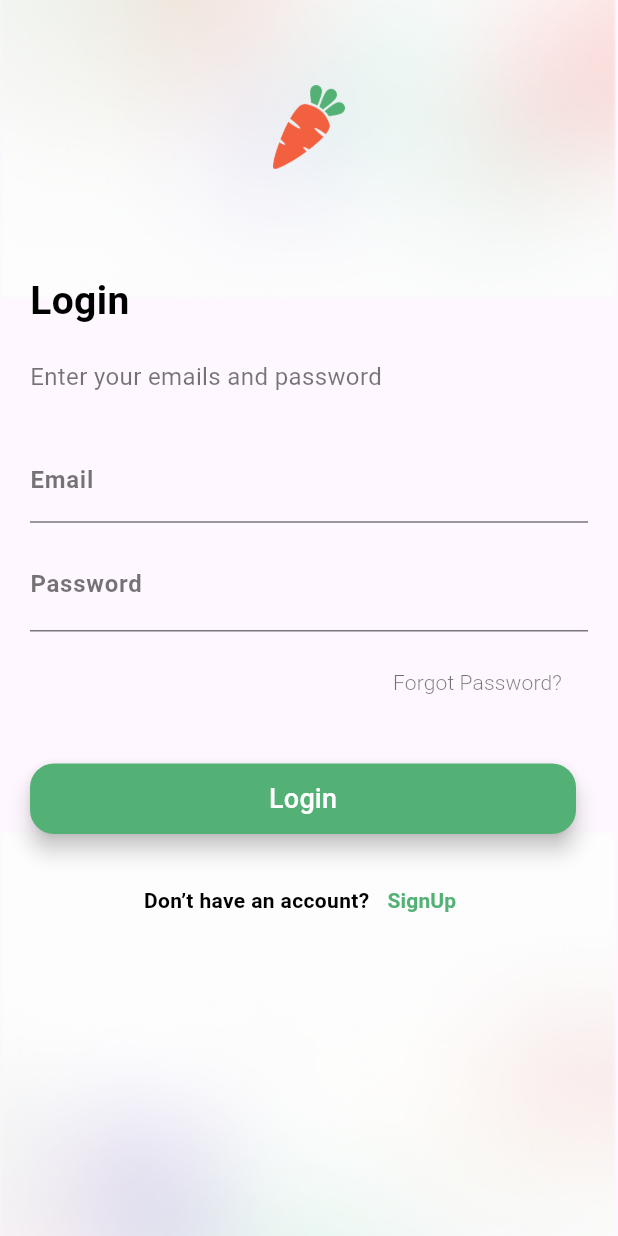
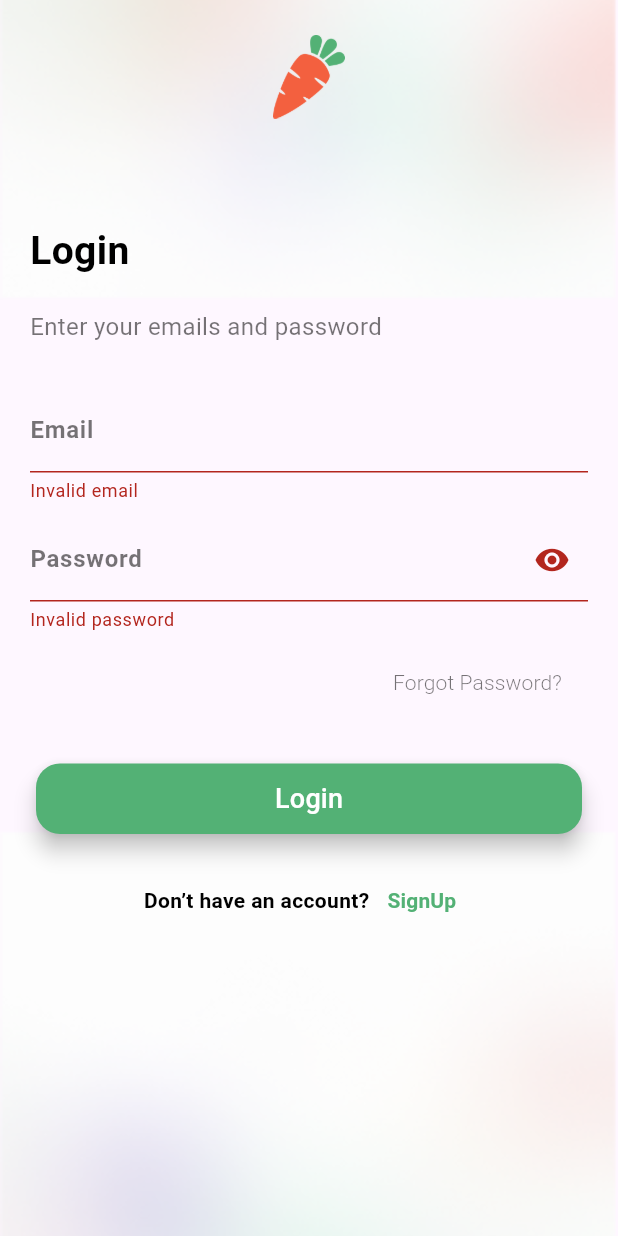
Before and after one commit to ChauKnockUI/Online-Groceries-App, a Flutter app: the screen it shows after launch, after a tap on "Login", on a phone screen of 412 x 824 dp. Run offline on Flutter 3.47's test engine with Material 3 defaults, Android fonts, the phone set to English and light mode, and no system bars.

Commit message:
email n password validation

```diff
--- /dev/null
+++ b/lib/login.dart
@@ -0,0 +1,193 @@
+import 'package:flutter/material.dart';
+
+
+class Login extends StatefulWidget {
+  const Login({super.key});
+
+  @override
+  State<Login> createState() => _LoginWidgetState();
+}
+
+class _LoginWidgetState extends State<Login> {
+  bool showPassword = false;
+  TextEditingController _emailController = new TextEditingController();
+  TextEditingController _passwordController = new TextEditingController();
+  var _emailInvalid = false;
+  var _passwordInvalid = false;
+  @override
+  Widget build(BuildContext context) {
+    return  Scaffold(
+        body: Container(
+          constraints: const BoxConstraints.expand(),
+          padding: const EdgeInsets.only(left: 20, right: 20, bottom: 200),
+          decoration: BoxDecoration(
+            image: DecorationImage(
+              image: AssetImage('lib/assets/images/backgroundImage.png'),
+              fit: BoxFit.cover,
+            ),
+          ),
+          child: Column(
+            mainAxisAlignment: MainAxisAlignment.end,
+            crossAxisAlignment: CrossAxisAlignment.start,
+            children: <Widget>[
+              Padding(
+                padding: const EdgeInsets.only(bottom: 70),
+                child: Center(
+                  child: SizedBox(
+                    width: 47.84,
+                    height: 55.64,
+                    child: Image.asset('lib/assets/images/carrot.png'),
+                  ),
+                ),
+              ),
+
+              Padding(
+                padding: const EdgeInsets.only(bottom: 20),
+                child: Text(
+                  'Login',
+                  style: TextStyle(
+                    fontSize: 26,
+                    color: Colors.black,
+                    fontWeight: FontWeight.bold,
+                  ),
+                ),
+              ),
+              Padding(
+                padding: const EdgeInsets.only(bottom: 30),
+                child: Text(
+                  'Enter your emails and password',
+                  style: TextStyle(fontSize: 16, color: Colors.black54),
+                ),
+              ),
+              Padding(
+
+                padding: EdgeInsets.only(bottom: 10),
+                child: TextField(
+                  controller: _emailController,
+                  style: TextStyle(
+                    color: Colors.black,
+                    fontSize: 16,
+                    fontWeight: FontWeight.w400,
+                  ),
+                  decoration: InputDecoration(
+                    labelText: 'Email',
+                    errorText: _emailInvalid ? 'Invalid email' : null,
+                    labelStyle: TextStyle(
+                      color: Colors.black54,
+                      fontSize: 16,
+                      fontWeight: FontWeight.w600,
+                    ),
+                  ),
+                ),
+              ),
+              Padding(
+                padding: EdgeInsets.only(bottom: 10),
+                child: TextField(
+                  controller: _passwordController,
+                  style: TextStyle(
+                    color: Colors.black,
+                    fontSize: 16,
+                    fontWeight: FontWeight.w400,
+                  ),
+                  obscureText: !showPassword,
+                  decoration: InputDecoration(
+                    labelText: 'Password',
+                    suffixIcon: IconButton(icon: Icon(showPassword?Icons.visibility_off:Icons.visibility), onPressed: () {
+                      setState(() {
+                        showPassword = !showPassword;
+                      });
+                    },),
+                    errorText: _passwordInvalid ? 'Invalid password' : null,
+                    labelStyle: TextStyle(
+                      color: Colors.black54,
+                      fontSize: 16,
+                      fontWeight: FontWeight.w600,
+                    ),
+                  ),
+                ),
+              ),
+              Container(
+                padding: EdgeInsets.only(left: 230,bottom: 30),
+                child: TextButton(
+                  onPressed: () {
+                    print('Nút được bấm!');
+                  },
+                  child: Text(
+                    'Forgot Password?',
+                    style: TextStyle(color: Colors.black54, fontSize: 14, fontWeight: FontWeight.w300),
+                  ),
+                ),
+              ),
+              Center(
+                child: Container(
+                  width: 364,
+                  height: 67,
+                  padding: EdgeInsets.only(bottom: 20),
+                  child: FloatingActionButton(
+                    onPressed:()=> loginButtonPressed(),
+                    child: Text('Login',style: TextStyle(fontSize: 18),),
+                    backgroundColor: Color(0xFF53B175),
+                    foregroundColor: Colors.white,
+                  ),
+                ),
+              ),
+              Row(
+                mainAxisAlignment: MainAxisAlignment.center,
+                crossAxisAlignment: CrossAxisAlignment.center,
+                children: [
+                  Text(
+                    'Don’t have an account?',
+                    style: TextStyle(
+                      fontSize: 14,
+                      color: Colors.black,
+                      fontWeight: FontWeight.bold,
+                    ),
+                  ),
+                  TextButton(
+                    onPressed: () {
+                      print('SignUp button pressed');
+                    },
+                    child: Text(
+                      'SignUp',
+                      style: TextStyle(
+                        fontSize: 14,
+                        color: Color(0xFF53B175),
+                        fontWeight: FontWeight.bold,
+                      ),
+                    ),
+                  ),
+                ],
+              ),
+            ],
+          ),
+        ),
+      );
+
+  }
+  void loginButtonPressed() {
+    setState(() {
+    _emailInvalid = false;
+    _passwordInvalid = false;
+  });
+    if (_emailController.text.isEmpty || !_emailController.text.contains('@') ) {
+      setState(() {
+        _emailInvalid = true;
+      });
+    }
+    if (_passwordController.text.isEmpty || _passwordController.text.length < 6) {
+      setState(() {
+        _passwordInvalid = true;
+      });
+    }
+    if (!_emailInvalid && !_passwordInvalid) {
+      // Perform login action
+      print('Login button pressed');
+      print('Email: ${_emailController.text}');
+      print('Password: ${_passwordController.text}');
+    } else {
+      // Show error message
+      print('Invalid email or password');
+    }
+  }
+
+}
--- a/lib/main.dart
+++ b/lib/main.dart
@@ -1,4 +1,5 @@
 import 'package:flutter/material.dart';
+import 'package:training_project/login.dart';
 
 void main() {
   runApp(const MyApp());
@@ -15,144 +16,7 @@ class _MyWidgetState extends State<MyApp> {
   @override
   Widget build(BuildContext context) {
     return MaterialApp(
-      home: Scaffold(
-        body: Container(
-          constraints: const BoxConstraints.expand(),
-          padding: const EdgeInsets.only(left: 20, right: 20, bottom: 200),
-          decoration: BoxDecoration(
-            image: DecorationImage(
-              image: AssetImage('lib/assets/images/backgroundImage.png'),
-              fit: BoxFit.cover,
-            ),
-          ),
-          child: Column(
-            mainAxisAlignment: MainAxisAlignment.end,
-            crossAxisAlignment: CrossAxisAlignment.start,
-            children: <Widget>[
-              Padding(
-                padding: const EdgeInsets.only(bottom: 70),
-                child: Center(
-                  child: SizedBox(
-                    width: 47.84,
-                    height: 55.64,
-                    child: Image.asset('lib/assets/images/carrot.png'),
-                  ),
-                ),
-              ),
-
-              Padding(
-                padding: const EdgeInsets.only(bottom: 20),
-                child: Text(
-                  'Login',
-                  style: TextStyle(
-                    fontSize: 26,
-                    color: Colors.black,
-                    fontWeight: FontWeight.bold,
-                  ),
-                ),
-              ),
-              Padding(
-                padding: const EdgeInsets.only(bottom: 30),
-                child: Text(
-                  'Enter your emails and password',
-                  style: TextStyle(fontSize: 16, color: Colors.black54),
-                ),
-              ),
-              Padding(
-                padding: EdgeInsets.only(bottom: 10),
-                child: TextField(
-                  style: TextStyle(
-                    color: Colors.black,
-                    fontSize: 16,
-                    fontWeight: FontWeight.w400,
-                  ),
-                  decoration: InputDecoration(
-                    labelText: 'Email',
-
-                    labelStyle: TextStyle(
-                      color: Colors.black54,
-                      fontSize: 16,
-                      fontWeight: FontWeight.w600,
-                    ),
-                  ),
-                ),
-              ),
-              Padding(
-                padding: EdgeInsets.only(bottom: 10),
-                child: TextField(
-                  style: TextStyle(
-                    color: Colors.black,
-                    fontSize: 16,
-                    fontWeight: FontWeight.w400,
-                  ),
-                  obscureText: true,
-                  decoration: InputDecoration(
-                    labelText: 'Password',
-                    suffix: Icon(Icons.visibility),
-                    labelStyle: TextStyle(
-                      color: Colors.black54,
-                      fontSize: 16,
-                      fontWeight: FontWeight.w600,
-                    ),
-                  ),
-                ),
-              ),
-              Container(
-                padding: EdgeInsets.only(left: 230,bottom: 30),
-                child: TextButton(
-                  onPressed: () {
-                    print('Nút được bấm!');
-                  },
-                  child: Text(
-                    'Forgot Password?',
-                    style: TextStyle(color: Colors.black54, fontSize: 14, fontWeight: FontWeight.w300),
-                  ),
-                ),
-              ),
-              Container(
-                width: 364,
-                height: 67,
-                padding: EdgeInsets.only(bottom: 20),
-                child: FloatingActionButton(
-                  onPressed: () {
-                    print('Login button pressed');
-                  },
-                  child: Text('Login',style: TextStyle(fontSize: 18),),
-                  backgroundColor: Color(0xFF53B175),
-                  foregroundColor: Colors.white,
-                ),
-              ),
-              Row(
-                mainAxisAlignment: MainAxisAlignment.center,
-                crossAxisAlignment: CrossAxisAlignment.center,
-                children: [
-                  Text(
-                    'Don’t have an account?',
-                    style: TextStyle(
-                      fontSize: 14,
-                      color: Colors.black,
-                      fontWeight: FontWeight.bold,
-                    ),
-                  ),
-                  TextButton(
-                    onPressed: () {
-                      print('SignUp button pressed');
-                    },
-                    child: Text(
-                      'SignUp',
-                      style: TextStyle(
-                        fontSize: 14,
-                        color: Color(0xFF53B175),
-                        fontWeight: FontWeight.bold,
-                      ),
-                    ),
-                  ),
-                ],
-              ),
-            ],
-          ),
-        ),
-      ),
+      home: Login()
     );
   }
 }
```
